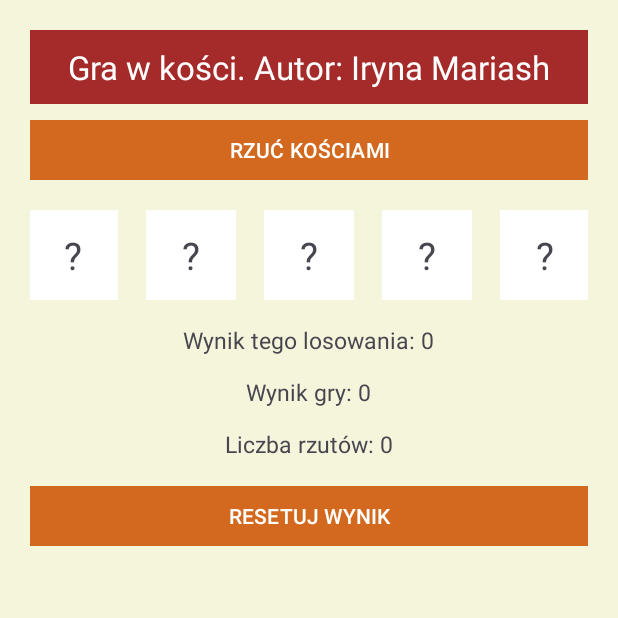
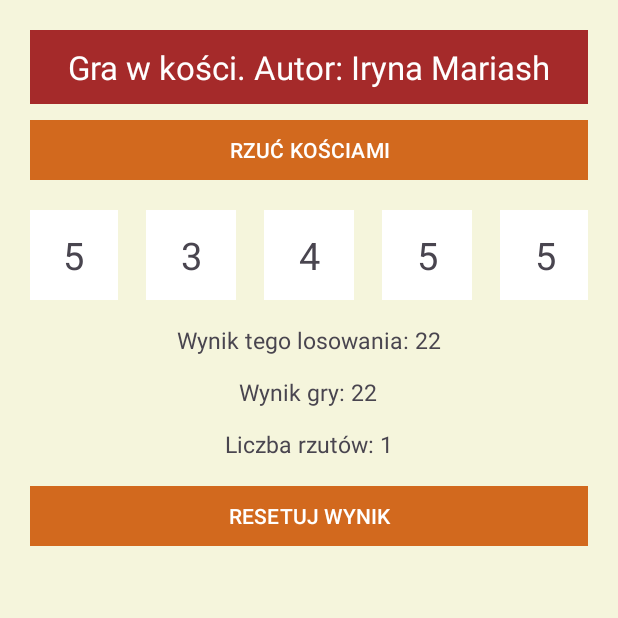
Before and after one commit to renamrsh/DiceGame, an Android app: the screen it shows after launch (MainActivity), after a tap on "RZUĆ KOŚCIAMI", on a phone screen of 412 x 824 dp, the top half of it. Run offline under Robolectric (Android 15) with nearby library versions, the phone set to English and light mode, and no system bars.

Commit message:
Functions completing

```diff
--- a/app/src/main/java/com/example/dicegame/MainActivity.java
+++ b/app/src/main/java/com/example/dicegame/MainActivity.java
@@ -5,17 +5,17 @@ import android.view.View;
 import android.widget.Button;
 import android.widget.TextView;
 
-import androidx.activity.EdgeToEdge;
 import androidx.appcompat.app.AppCompatActivity;
-import androidx.core.graphics.Insets;
-import androidx.core.view.ViewCompat;
-import androidx.core.view.WindowInsetsCompat;
+
+import java.util.Random;
 
 public class MainActivity extends AppCompatActivity {
 
     private Button rzutBtn, resetBtn;
     private TextView first, second, third, fourth, fifth ;
     private TextView wynikTegoLos, wynikGry, liczbaRzutow;
+    private int sumScore =0;
+    private int rollCount = 0;
 
     @Override
     protected void onCreate(Bundle savedInstanceState) {
@@ -48,19 +48,55 @@ public class MainActivity extends AppCompatActivity {
         });
 
     }
-    public void rollDice(){
+    public void rollDice() {
+        Random rand = new Random();
+        int[] diceRes = new int[5];
 
+        for (int i = 0; i < 5; i++) {
+            diceRes[i] = rand.nextInt(6) + 1; // Numbers between 1 and 6
+        }
+
+        displayDiceResults(diceRes);
+
+        int rollScore = 0;
+        for(int i=0; i<diceRes.length;i++){
+            rollScore += diceRes[i];
+        }
+
+        updateScore(rollScore);
+        updateRollCount();
     }
-    public void resetGame(){
 
+    public void resetGame() {
+        first.setText("?");
+        second.setText("?");
+        third.setText("?");
+        fourth.setText("?");
+        fifth.setText("?");
+
+        sumScore = 0;
+        rollCount = 0;
+        wynikTegoLos.setText("Wynik tego losowania: 0");
+        wynikGry.setText("Wynik gry: 0");
+        liczbaRzutow.setText("Liczba rzutów: 0");
     }
-    public void updateScore(int newScore){
 
+    public void updateScore(int newScore) {
+        sumScore += newScore;
+        wynikTegoLos.setText("Wynik tego losowania: " + newScore);
+        wynikGry.setText("Wynik gry: " + sumScore);
     }
-    public void updateRollCount(){
 
+    public void updateRollCount() {
+        rollCount++;
+        liczbaRzutow.setText("Liczba rzutów: " + rollCount);
     }
-    public void displayDiceResults(int[] diceResults){
 
+    public void displayDiceResults(int[] diceResults) {
+        first.setText(String.valueOf(diceResults[0]));
+        second.setText(String.valueOf(diceResults[1]));
+        third.setText(String.valueOf(diceResults[2]));
+        fourth.setText(String.valueOf(diceResults[3]));
+        fifth.setText(String.valueOf(diceResults[4]));
     }
 }
```
